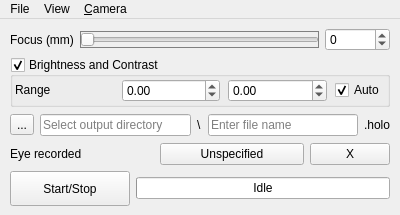
Old version of the form Holovibes/assets/ui/lightui.ui in the repository DigitalHolography/Holovibes.
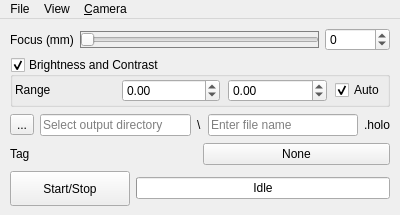
New version of the form. Custom widgets are drawn as their Qt base class.

Commit message: feat: change eye recorded to tag and delete reset to toogle 3

```diff
--- a/Holovibes/assets/ui/lightui.ui
+++ b/Holovibes/assets/ui/lightui.ui
@@ -272,7 +272,7 @@
          <string>Which eye is being recorded.</string>
         </property>
         <property name="text">
-         <string>Eye recorded</string>
+         <string>Tag</string>
         </property>
        </widget>
       </item>
@@ -282,17 +282,7 @@
          <string>Switch between left and right eye</string>
         </property>
         <property name="text">
-         <string>Unspecified</string>
-        </property>
-       </widget>
-      </item>
-      <item row="0" column="6">
-       <widget class="QPushButton" name="ResetRecordedEyePushButton">
-        <property name="toolTip">
-         <string>Cancel the eye choice and sets it back to unspecified</string>
-        </property>
-        <property name="text">
-         <string>X</string>
+         <string>None</string>
         </property>
        </widget>
       </item>
```
Left out of the diff: 19 changed lines with no effect on the pictures. The commit also changes 8 other files.
